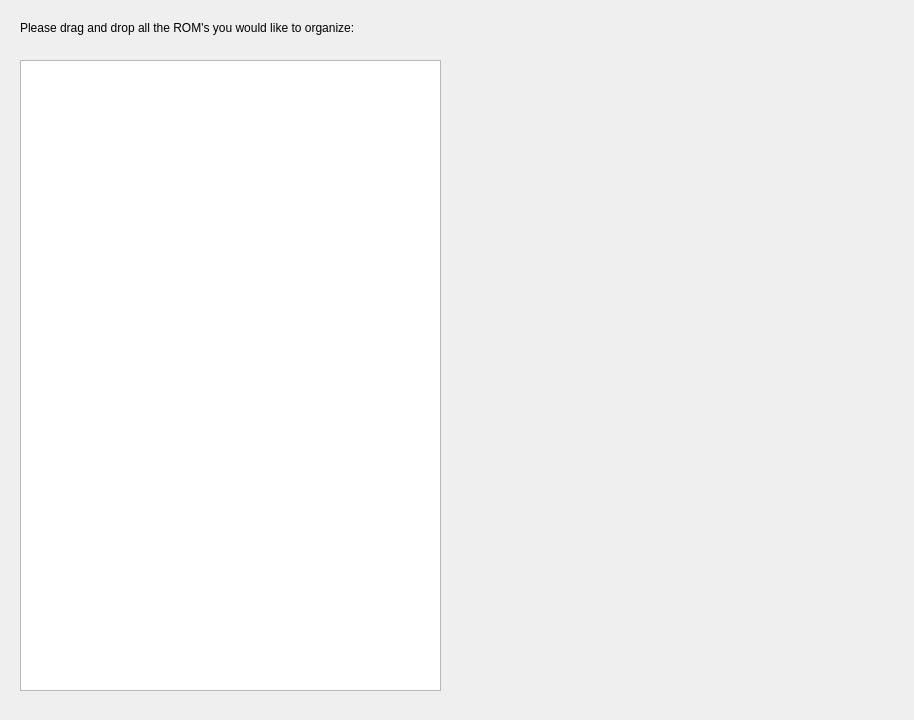
Old version of the form M3Uconvert/m3uconvert.ui in the repository arinsingh185/M3Uconvert.
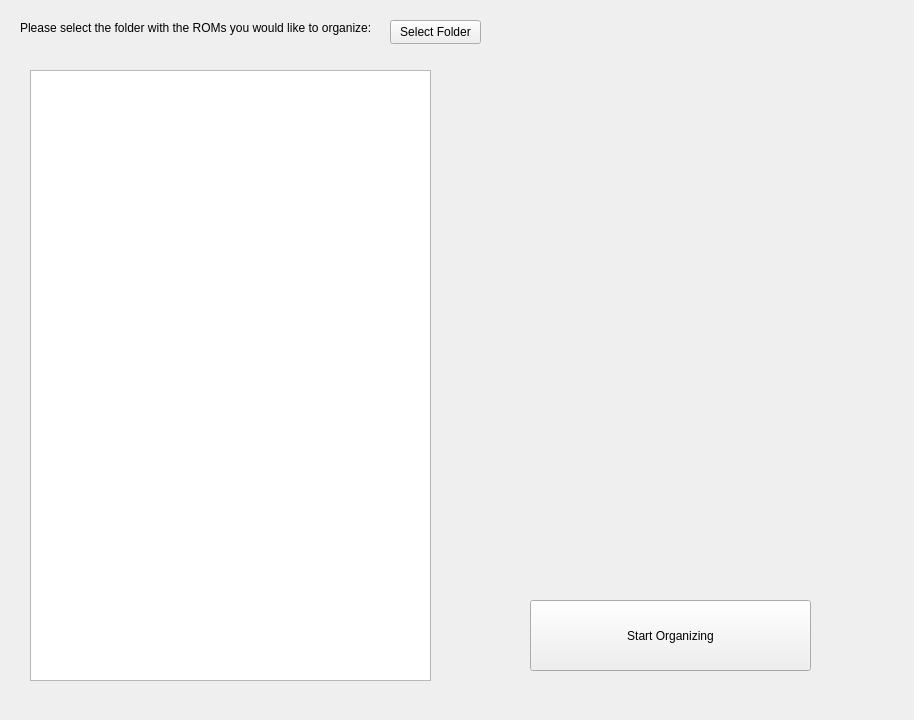
New version of the form.

```diff
--- a/M3Uconvert/m3uconvert.ui
+++ b/M3Uconvert/m3uconvert.ui
@@ -24,17 +24,43 @@
      </rect>
     </property>
     <property name="text">
-     <string>Please drag and drop all the ROM's you would like to organize:</string>
+     <string>Please select the folder with the ROMs you would like to organize:</string>
     </property>
    </widget>
-   <widget class="QListWidget" name="listFileWidget">
+   <widget class="QPushButton" name="SelectFolder">
     <property name="geometry">
      <rect>
-      <x>20</x>
-      <y>60</y>
-      <width>421</width>
-      <height>631</height>
+      <x>390</x>
+      <y>20</y>
+      <width>91</width>
+      <height>24</height>
      </rect>
+    </property>
+    <property name="text">
+     <string>Select Folder</string>
+    </property>
+   </widget>
+   <widget class="QListWidget" name="fileViewer">
+    <property name="geometry">
+     <rect>
+      <x>30</x>
+      <y>70</y>
+      <width>401</width>
+      <height>611</height>
+     </rect>
+    </property>
+   </widget>
+   <widget class="QPushButton" name="Orgaanize">
+    <property name="geometry">
+     <rect>
+      <x>530</x>
+      <y>600</y>
+      <width>281</width>
+      <height>71</height>
+     </rect>
+    </property>
+    <property name="text">
+     <string>Start Organizing</string>
     </property>
    </widget>
   </widget>
```
